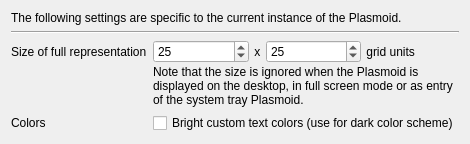
Qt form plasmoid/lib/appearanceoptionpage.ui (Martchus/syncthingtray) before a commit.
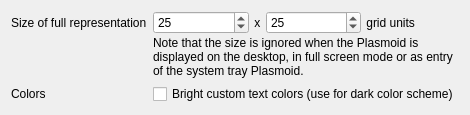
The same form after that commit. Icons and pictures are not drawn.

Commit message: plasmoid: Improve note about instance specific settings

What changed in the file:
```diff
--- a/plasmoid/lib/appearanceoptionpage.ui
+++ b/plasmoid/lib/appearanceoptionpage.ui
@@ -10,20 +10,6 @@
     <normaloff>.</normaloff>.</iconset>
   </property>
   <layout class="QVBoxLayout" name="verticalLayout">
-   <item>
-    <widget class="QLabel" name="label">
-     <property name="text">
-      <string>The following settings are specific to the current instance of the Plasmoid.</string>
-     </property>
-    </widget>
-   </item>
-   <item>
-    <widget class="Line" name="line">
-     <property name="orientation">
-      <enum>Qt::Horizontal</enum>
-     </property>
-    </widget>
-   </item>
    <item>
     <layout class="QFormLayout" name="formLayout">
      <item row="0" column="0">
```
The commit also changes 4 other files.
